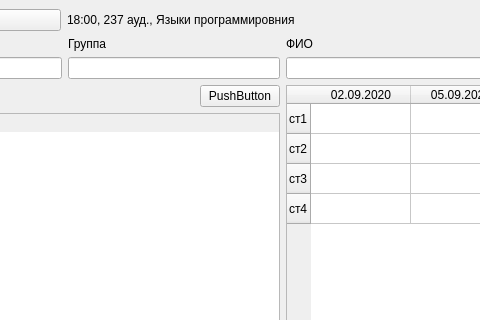
Zhdanov-Dmitrii/attendanceClient, file mainwindow.ui: the form before one commit; both pictures show x 378 to 858 and y 0 to 320 of the 1321 by 643 pixel window.
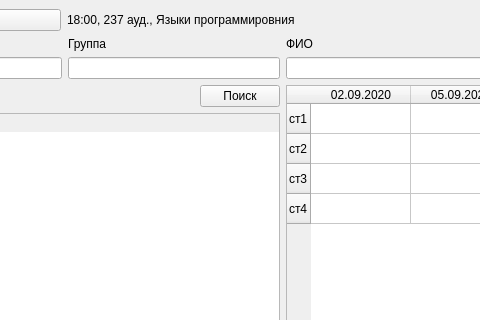
The form after the commit.

Commit message: Создан запрос предметов, переименованны детали

```diff
--- a/mainwindow.ui
+++ b/mainwindow.ui
@@ -108,7 +108,7 @@
           <item>
            <widget class="QPushButton" name="pushButton">
             <property name="text">
-             <string>PushButton</string>
+             <string>Поиск</string>
             </property>
            </widget>
           </item>
```
Left out of the diff: 12 changed lines with no effect on the pictures. The commit also changes 2 other files.
